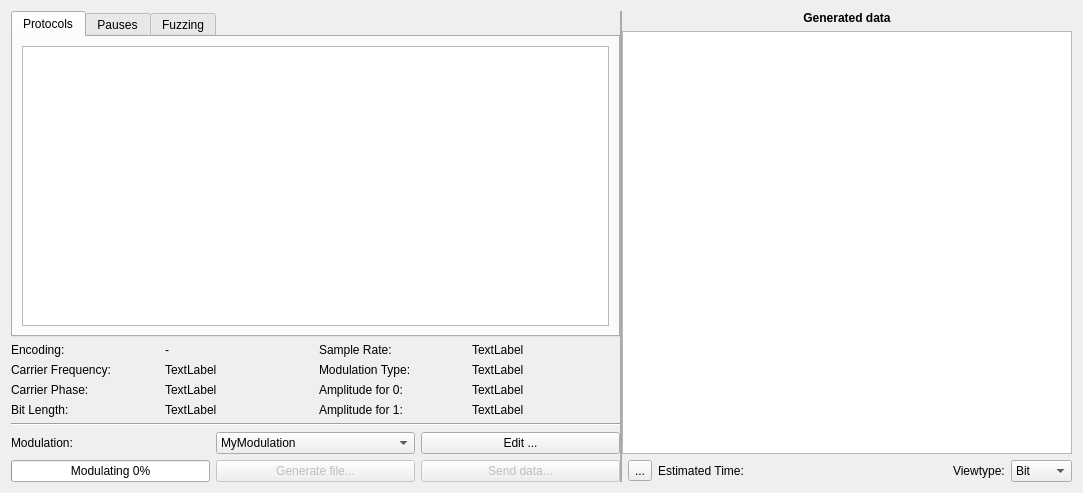
This is ui/generator.ui in jopohl/urh as Qt 5 draws it before an edit. The edited form follows.
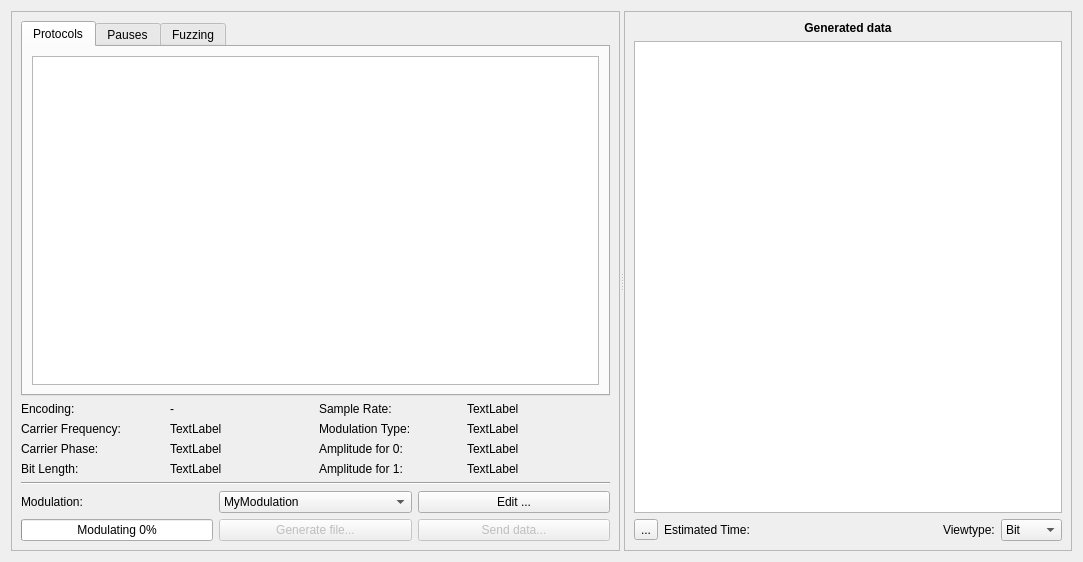
This is the edited form. Icons and pictures are not drawn. Custom widgets are drawn as their Qt base class.

Commit message: frames for generator

Diff of the .ui file:
```diff
--- a/ui/generator.ui
+++ b/ui/generator.ui
@@ -7,7 +7,7 @@
     <x>0</x>
     <y>0</y>
     <width>1083</width>
-    <height>493</height>
+    <height>562</height>
    </rect>
   </property>
   <property name="windowTitle">
@@ -16,18 +16,16 @@
   <layout class="QHBoxLayout" name="horizontalLayout_2">
    <item>
     <widget class="QSplitter" name="splitter">
-     <property name="styleSheet">
-      <string notr="true">QSplitter::handle {
-    background-color: #AAAAAA;
-}</string>
-     </property>
      <property name="orientation">
       <enum>Qt::Horizontal</enum>
      </property>
-     <property name="handleWidth">
-      <number>2</number>
-     </property>
-     <widget class="QWidget" name="layoutWidget">
+     <widget class="QFrame" name="frame_2">
+      <property name="frameShape">
+       <enum>QFrame::StyledPanel</enum>
+      </property>
+      <property name="frameShadow">
+       <enum>QFrame::Raised</enum>
+      </property>
       <layout class="QVBoxLayout" name="verticalLayout">
        <item>
         <widget class="QTabWidget" name="tabWidget">
@@ -37,6 +35,12 @@
            <verstretch>0</verstretch>
           </sizepolicy>
          </property>
+         <property name="tabPosition">
+          <enum>QTabWidget::North</enum>
+         </property>
+         <property name="tabShape">
+          <enum>QTabWidget::Rounded</enum>
+         </property>
          <property name="currentIndex">
           <number>0</number>
          </property>
@@ -366,9 +370,15 @@
        </item>
       </layout>
      </widget>
-     <widget class="QWidget" name="layoutWidget">
-      <layout class="QGridLayout" name="gridLayout_2">
-       <item row="4" column="2">
+     <widget class="QFrame" name="frame">
+      <property name="frameShape">
+       <enum>QFrame::StyledPanel</enum>
+      </property>
+      <property name="frameShadow">
+       <enum>QFrame::Raised</enum>
+      </property>
+      <layout class="QGridLayout" name="gridLayout">
+       <item row="2" column="0">
         <widget class="QToolButton" name="btnSave">
          <property name="text">
           <string>...</string>
@@ -379,47 +389,17 @@
          </property>
         </widget>
        </item>
-       <item row="2" column="1" colspan="6">
-        <widget class="GeneratorTableView" name="tableBlocks">
-         <property name="acceptDrops">
-          <bool>true</bool>
+       <item row="2" column="1">
+        <widget class="QLabel" name="lEstimatedTime">
+         <property name="toolTip">
+          <string>&lt;html&gt;&lt;head/&gt;&lt;body&gt;&lt;p&gt;The estimated average time is based on the average number of bits per block and average sample rate, you set for the modulations.&lt;/p&gt;&lt;/body&gt;&lt;/html&gt;</string>
          </property>
-         <property name="dragEnabled">
-          <bool>false</bool>
+         <property name="text">
+          <string>Estimated Time: </string>
          </property>
-         <property name="dragDropOverwriteMode">
-          <bool>false</bool>
-         </property>
-         <property name="dragDropMode">
-          <enum>QAbstractItemView::DropOnly</enum>
-         </property>
-         <property name="defaultDropAction">
-          <enum>Qt::CopyAction</enum>
-         </property>
-         <property name="alternatingRowColors">
-          <bool>true</bool>
-         </property>
-         <property name="selectionBehavior">
-          <enum>QAbstractItemView::SelectItems</enum>
-         </property>
-         <property name="verticalScrollMode">
-          <enum>QAbstractItemView::ScrollPerPixel</enum>
-         </property>
-         <property name="horizontalScrollMode">
-          <enum>QAbstractItemView::ScrollPerPixel</enum>
-         </property>
-         <property name="showGrid">
-          <bool>false</bool>
-         </property>
-         <attribute name="horizontalHeaderHighlightSections">
-          <bool>false</bool>
-         </attribute>
-         <attribute name="verticalHeaderHighlightSections">
-          <bool>false</bool>
-         </attribute>
         </widget>
        </item>
-       <item row="4" column="4">
+       <item row="2" column="2">
         <spacer name="horizontalSpacer_3">
          <property name="orientation">
           <enum>Qt::Horizontal</enum>
@@ -432,7 +412,7 @@
          </property>
         </spacer>
        </item>
-       <item row="4" column="5">
+       <item row="2" column="3">
         <widget class="QLabel" name="lViewType">
          <property name="sizePolicy">
           <sizepolicy hsizetype="Fixed" vsizetype="Preferred">
@@ -445,7 +425,7 @@
          </property>
         </widget>
        </item>
-       <item row="4" column="6">
+       <item row="2" column="4">
         <widget class="QComboBox" name="cbViewType">
          <item>
           <property name="text">
@@ -464,17 +444,47 @@
          </item>
         </widget>
        </item>
-       <item row="4" column="3">
-        <widget class="QLabel" name="lEstimatedTime">
-         <property name="toolTip">
-          <string>&lt;html&gt;&lt;head/&gt;&lt;body&gt;&lt;p&gt;The estimated average time is based on the average number of bits per block and average sample rate, you set for the modulations.&lt;/p&gt;&lt;/body&gt;&lt;/html&gt;</string>
+       <item row="1" column="0" colspan="5">
+        <widget class="GeneratorTableView" name="tableBlocks">
+         <property name="acceptDrops">
+          <bool>true</bool>
          </property>
-         <property name="text">
-          <string>Estimated Time: </string>
+         <property name="dragEnabled">
+          <bool>false</bool>
          </property>
+         <property name="dragDropOverwriteMode">
+          <bool>false</bool>
+         </property>
+         <property name="dragDropMode">
+          <enum>QAbstractItemView::DropOnly</enum>
+         </property>
+         <property name="defaultDropAction">
+          <enum>Qt::CopyAction</enum>
+         </property>
+         <property name="alternatingRowColors">
+          <bool>true</bool>
+         </property>
+         <property name="selectionBehavior">
+          <enum>QAbstractItemView::SelectItems</enum>
+         </property>
+         <property name="verticalScrollMode">
+          <enum>QAbstractItemView::ScrollPerPixel</enum>
+         </property>
+         <property name="horizontalScrollMode">
+          <enum>QAbstractItemView::ScrollPerPixel</enum>
+         </property>
+         <property name="showGrid">
+          <bool>false</bool>
+         </property>
+         <attribute name="horizontalHeaderHighlightSections">
+          <bool>false</bool>
+         </attribute>
+         <attribute name="verticalHeaderHighlightSections">
+          <bool>false</bool>
+         </attribute>
         </widget>
        </item>
-       <item row="1" column="1" colspan="6">
+       <item row="0" column="0" colspan="5">
         <widget class="QLabel" name="label_3">
          <property name="font">
           <font>
```
Left out of the diff: 10 changed lines with no effect on the pictures. The commit also changes 1 other file.
